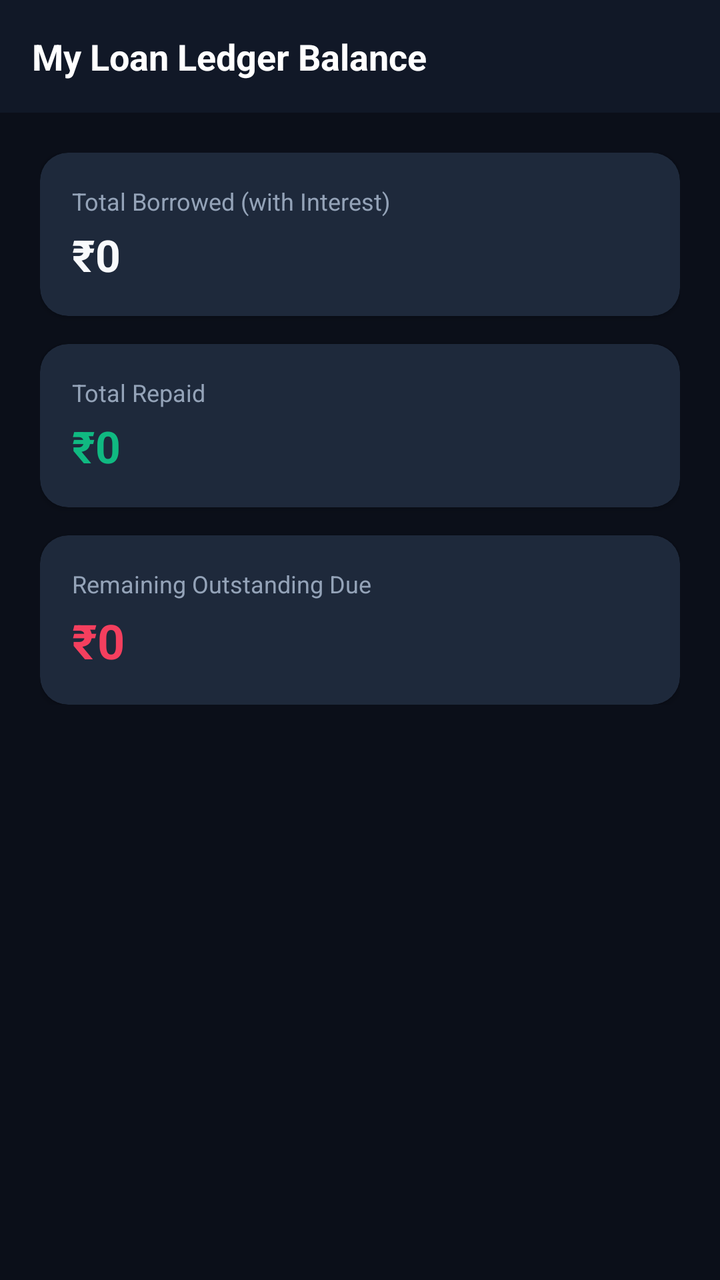
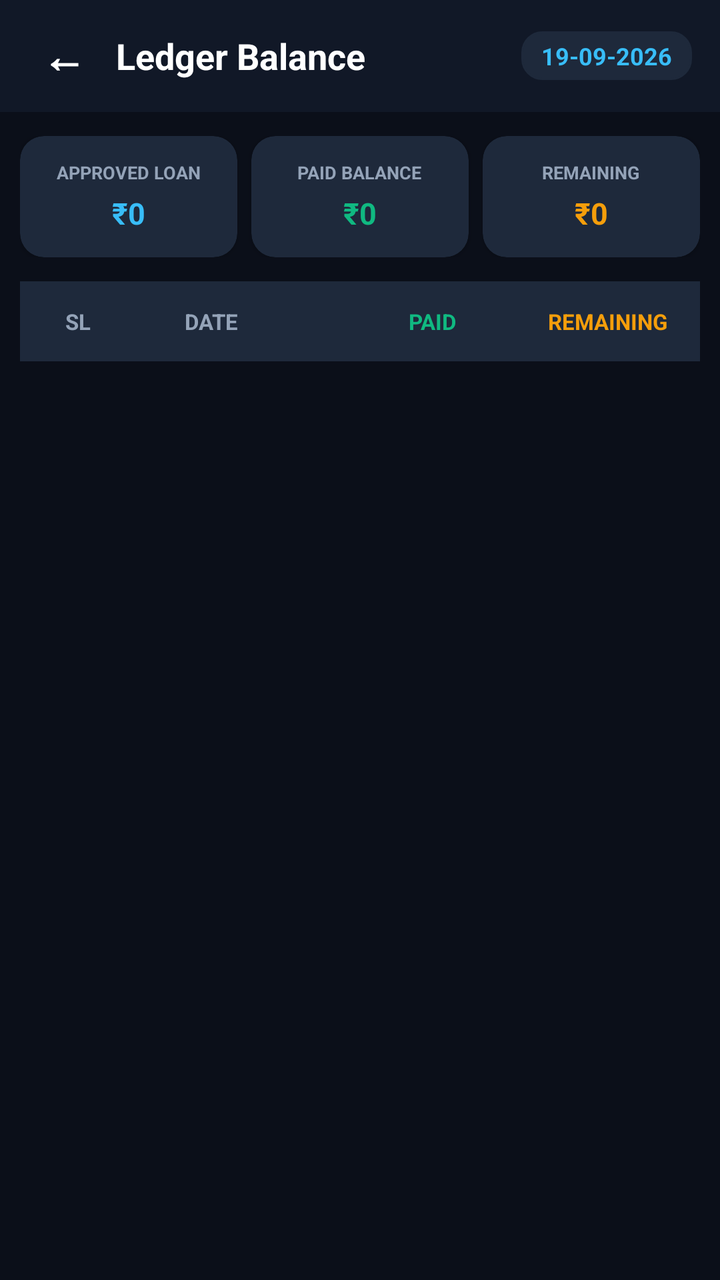

Before-and-after screenshots of an Android layout around one commit, followed by the original layout XML and the change that was made.
<!-- AndroidManifest.xml: application theme Theme.QuickLoan -->
<!-- res/layout/activity_customer_ledger.xml -->
<?xml version="1.0" encoding="utf-8"?>
<LinearLayout xmlns:android="http://schemas.android.com/apk/res/android"
    xmlns:app="http://schemas.android.com/apk/res-auto"
    android:layout_width="match_parent"
    android:layout_height="match_parent"
    android:background="@color/surface_bg"
    android:orientation="vertical">

    <TextView
        android:layout_width="match_parent"
        android:layout_height="wrap_content"
        android:background="@color/brand_primary"
        android:padding="16dp"
        android:text="My Loan Ledger Balance"
        android:textColor="#FFFFFF"
        android:textSize="18sp"
        android:textStyle="bold" />

    <LinearLayout
        android:layout_width="match_parent"
        android:layout_height="wrap_content"
        android:orientation="vertical"
        android:padding="20dp">

        <androidx.cardview.widget.CardView
            android:layout_width="match_parent"
            android:layout_height="wrap_content"
            android:layout_marginBottom="14dp"
            app:cardBackgroundColor="@color/card_bg"
            app:cardCornerRadius="14dp"
            app:cardElevation="2dp">
            <LinearLayout
                android:layout_width="match_parent"
                android:layout_height="wrap_content"
                android:orientation="vertical"
                android:padding="16dp">
                <TextView
                    android:layout_width="wrap_content"
                    android:layout_height="wrap_content"
                    android:text="Total Borrowed (with Interest)"
                    android:textColor="@color/text_muted"
                    android:textSize="12sp" />
                <TextView
                    android:id="@+id/tvLedgerBorrowed"
                    android:layout_width="wrap_content"
                    android:layout_height="wrap_content"
                    android:layout_marginTop="4dp"
                    android:text="₹0"
                    android:textColor="@color/text_main"
                    android:textSize="22sp"
                    android:textStyle="bold" />
            </LinearLayout>
        </androidx.cardview.widget.CardView>

        <androidx.cardview.widget.CardView
            android:layout_width="match_parent"
            android:layout_height="wrap_content"
            android:layout_marginBottom="14dp"
            app:cardBackgroundColor="@color/card_bg"
            app:cardCornerRadius="14dp"
            app:cardElevation="2dp">
            <LinearLayout
                android:layout_width="match_parent"
                android:layout_height="wrap_content"
                android:orientation="vertical"
                android:padding="16dp">
                <TextView
                    android:layout_width="wrap_content"
                    android:layout_height="wrap_content"
                    android:text="Total Repaid"
                    android:textColor="@color/text_muted"
                    android:textSize="12sp" />
                <TextView
                    android:id="@+id/tvLedgerPaid"
                    android:layout_width="wrap_content"
                    android:layout_height="wrap_content"
                    android:layout_marginTop="4dp"
                    android:text="₹0"
                    android:textColor="@color/brand_emerald"
                    android:textSize="22sp"
                    android:textStyle="bold" />
            </LinearLayout>
        </androidx.cardview.widget.CardView>

        <androidx.cardview.widget.CardView
            android:layout_width="match_parent"
            android:layout_height="wrap_content"
            app:cardBackgroundColor="@color/card_bg"
            app:cardCornerRadius="14dp"
            app:cardElevation="2dp">
            <LinearLayout
                android:layout_width="match_parent"
                android:layout_height="wrap_content"
                android:orientation="vertical"
                android:padding="16dp">
                <TextView
                    android:layout_width="wrap_content"
                    android:layout_height="wrap_content"
                    android:text="Remaining Outstanding Due"
                    android:textColor="@color/text_muted"
                    android:textSize="12sp" />
                <TextView
                    android:id="@+id/tvLedgerRemaining"
                    android:layout_width="wrap_content"
                    android:layout_height="wrap_content"
                    android:layout_marginTop="4dp"
                    android:text="₹0"
                    android:textColor="@color/brand_rose"
                    android:textSize="24sp"
                    android:textStyle="bold" />
            </LinearLayout>
        </androidx.cardview.widget.CardView>
    </LinearLayout>
</LinearLayout>
<!-- resources referenced by this layout -->
<resources>
  <color name="brand_emerald">#10B981</color>
  <color name="brand_primary">#111827</color>
  <color name="brand_rose">#F43F5E</color>
  <color name="card_bg">#1E293B</color>
  <color name="surface_bg">#0B0F19</color>
  <color name="text_main">#F8FAFC</color>
  <color name="text_muted">#94A3B8</color>
  <style name="Theme.QuickLoan" parent="Theme.AppCompat.DayNight.NoActionBar">
          
          <item name="android:windowBackground">@color/surface_bg</item>
          <item name="android:colorBackground">@color/surface_bg</item>
  
          
          <item name="colorPrimary">@color/header_bg</item>
          <item name="colorPrimaryDark">#070A10</item>
          <item name="colorAccent">@color/brand_accent</item>
  
          
          <item name="android:statusBarColor">@color/header_bg</item>
          <item name="android:navigationBarColor">#070A10</item>
          <item name="android:windowLightStatusBar">false</item>
      </style>
  <color name="header_bg">#111827</color>
  <color name="brand_accent">#38BDF8</color>
</resources>

<!-- the commit's change to res/layout/activity_customer_ledger.xml (unified diff, before → after) -->
@@ -3,112 +3,243 @@
     xmlns:app="http://schemas.android.com/apk/res-auto"
     android:layout_width="match_parent"
     android:layout_height="match_parent"
-    android:background="@color/surface_bg"
+    android:background="#0B0F19"
     android:orientation="vertical">
 
-    <TextView
+    
+    <LinearLayout
+        android:layout_width="match_parent"
+        android:layout_height="56dp"
+        android:background="#111827"
+        android:gravity="center_vertical"
+        android:orientation="horizontal"
+        android:paddingHorizontal="14dp">
+
+        <TextView
+            android:id="@+id/btnBackCustomerLedger"
+            android:layout_width="36dp"
+            android:layout_height="36dp"
+            android:gravity="center"
+            android:text="←"
+            android:textColor="#FFFFFF"
+            android:textSize="22sp"
+            android:textStyle="bold" />
+
+        <TextView
+            android:layout_width="0dp"
+            android:layout_height="wrap_content"
+            android:layout_marginStart="8dp"
+            android:layout_weight="1"
+            android:text="Ledger Balance"
+            android:textColor="#FFFFFF"
+            android:textSize="18sp"
+            android:textStyle="bold" />
+
+        <TextView
+            android:id="@+id/tvCustomerLedgerDate"
+            android:layout_width="wrap_content"
+            android:layout_height="wrap_content"
+            android:background="@drawable/edittext_bg"
+            android:backgroundTint="#1E293B"
+            android:paddingHorizontal="10dp"
+            android:paddingVertical="4dp"
+            android:text="19-09-2026"
+            android:textColor="#38BDF8"
+            android:textSize="12sp"
+            android:textStyle="bold" />
+    </LinearLayout>
+
+    
+    <LinearLayout
         android:layout_width="match_parent"
         android:layout_height="wrap_content"
-        android:background="@color/brand_primary"
-        android:padding="16dp"
-        android:text="My Loan Ledger Balance"
-        android:textColor="#FFFFFF"
-        android:textSize="18sp"
-        android:textStyle="bold" />
-
-    <LinearLayout
-        android:layout_width="match_parent"
-        android:layout_height="wrap_content"
-        android:orientation="vertical"
-        android:padding="20dp">
-
+        android:layout_marginHorizontal="10dp"
+        android:layout_marginTop="12dp"
+        android:layout_marginBottom="12dp"
+        android:orientation="horizontal">
+
+        
         <androidx.cardview.widget.CardView
-            android:layout_width="match_parent"
-            android:layout_height="wrap_content"
-            android:layout_marginBottom="14dp"
-            app:cardBackgroundColor="@color/card_bg"
-            app:cardCornerRadius="14dp"
+            android:layout_width="0dp"
+            android:layout_height="wrap_content"
+            android:layout_marginEnd="4dp"
+            android:layout_weight="1"
+            app:cardBackgroundColor="#1E293B"
+            app:cardCornerRadius="12dp"
             app:cardElevation="2dp">
+
             <LinearLayout
                 android:layout_width="match_parent"
                 android:layout_height="wrap_content"
+                android:gravity="center"
                 android:orientation="vertical"
-                android:padding="16dp">
-                <TextView
-                    android:layout_width="wrap_content"
-                    android:layout_height="wrap_content"
-                    android:text="Total Borrowed (with Interest)"
-                    android:textColor="@color/text_muted"
-                    android:textSize="12sp" />
-                <TextView
-                    android:id="@+id/tvLedgerBorrowed"
+                android:padding="12dp">
+
+                <TextView
+                    android:layout_width="wrap_content"
+                    android:layout_height="wrap_content"
+                    android:text="APPROVED LOAN"
+                    android:textColor="#94A3B8"
+                    android:textSize="9sp"
+                    android:textStyle="bold" />
+
+                <TextView
+                    android:id="@+id/tvCustApprovedLoan"
                     android:layout_width="wrap_content"
                     android:layout_height="wrap_content"
                     android:layout_marginTop="4dp"
                     android:text="₹0"
-                    android:textColor="@color/text_main"
-                    android:textSize="22sp"
+                    android:textColor="#38BDF8"
+                    android:textSize="15sp"
                     android:textStyle="bold" />
             </LinearLayout>
         </androidx.cardview.widget.CardView>
 
+        
         <androidx.cardview.widget.CardView
-            android:layout_width="match_parent"
-            android:layout_height="wrap_content"
-            android:layout_marginBottom="14dp"
-            app:cardBackgroundColor="@color/card_bg"
-            app:cardCornerRadius="14dp"
+            android:layout_width="0dp"
+            android:layout_height="wrap_content"
+            android:layout_marginHorizontal="3dp"
+            android:layout_weight="1"
+            app:cardBackgroundColor="#1E293B"
+            app:cardCornerRadius="12dp"
             app:cardElevation="2dp">
+
             <LinearLayout
                 android:layout_width="match_parent"
                 android:layout_height="wrap_content"
+                android:gravity="center"
                 android:orientation="vertical"
-                android:padding="16dp">
-                <TextView
-                    android:layout_width="wrap_content"
-                    android:layout_height="wrap_content"
-                    android:text="Total Repaid"
-                    android:textColor="@color/text_muted"
-                    android:textSize="12sp" />
-                <TextView
-                    android:id="@+id/tvLedgerPaid"
+                android:padding="12dp">
+
+                <TextView
+                    android:layout_width="wrap_content"
+                    android:layout_height="wrap_content"
+                    android:text="PAID BALANCE"
+                    android:textColor="#94A3B8"
+                    android:textSize="9sp"
+                    android:textStyle="bold" />
+
+                <TextView
+                    android:id="@+id/tvCustPaidBalance"
                     android:layout_width="wrap_content"
                     android:layout_height="wrap_content"
                     android:layout_marginTop="4dp"
                     android:text="₹0"
-                    android:textColor="@color/brand_emerald"
-                    android:textSize="22sp"
+                    android:textColor="#10B981"
+                    android:textSize="15sp"
                     android:textStyle="bold" />
             </LinearLayout>
         </androidx.cardview.widget.CardView>
 
+        
         <androidx.cardview.widget.CardView
-            android:layout_width="match_parent"
-            android:layout_height="wrap_content"
-            app:cardBackgroundColor="@color/card_bg"
-            app:cardCornerRadius="14dp"
+            android:layout_width="0dp"
+            android:layout_height="wrap_content"
+            android:layout_marginStart="4dp"
+            android:layout_weight="1"
+            app:cardBackgroundColor="#1E293B"
+            app:cardCornerRadius="12dp"
             app:cardElevation="2dp">
+
             <LinearLayout
                 android:layout_width="match_parent"
                 android:layout_height="wrap_content"
+                android:gravity="center"
                 android:orientation="vertical"
-                android:padding="16dp">
-                <TextView
-                    android:layout_width="wrap_content"
-                    android:layout_height="wrap_content"
-                    android:text="Remaining Outstanding Due"
-                    android:textColor="@color/text_muted"
-                    android:textSize="12sp" />
-                <TextView
-                    android:id="@+id/tvLedgerRemaining"
+                android:padding="12dp">
+
+                <TextView
+                    android:layout_width="wrap_content"
+                    android:layout_height="wrap_content"
+                    android:text="REMAINING"
+                    android:textColor="#94A3B8"
+                    android:textSize="9sp"
+                    android:textStyle="bold" />
+
+                <TextView
+                    android:id="@+id/tvCustRemainingBalance"
                     android:layout_width="wrap_content"
                     android:layout_height="wrap_content"
                     android:layout_marginTop="4dp"
                     android:text="₹0"
-                    android:textColor="@color/brand_rose"
-                    android:textSize="24sp"
+                    android:textColor="#F59E0B"
+                    android:textSize="15sp"
                     android:textStyle="bold" />
             </LinearLayout>
         </androidx.cardview.widget.CardView>
     </LinearLayout>
+
+    
+    <LinearLayout
+        android:layout_width="match_parent"
+        android:layout_height="40dp"
+        android:layout_marginHorizontal="10dp"
+        android:background="#1E293B"
+        android:gravity="center_vertical"
+        android:orientation="horizontal"
+        android:paddingHorizontal="10dp">
+
+        <TextView
+            android:layout_width="38dp"
+            android:layout_height="wrap_content"
+            android:gravity="center"
+            android:text="SL"
+            android:textColor="#94A3B8"
+            android:textSize="11sp"
+            android:textStyle="bold" />
+
+        <TextView
+            android:layout_width="95dp"
+            android:layout_height="wrap_content"
+            android:gravity="center"
+            android:text="DATE"
+            android:textColor="#94A3B8"
+            android:textSize="11sp"
+            android:textStyle="bold" />
+
+        <TextView
+            android:layout_width="0dp"
+            android:layout_height="wrap_content"
+            android:layout_weight="1"
+            android:gravity="end"
+            android:paddingEnd="10dp"
+            android:text="PAID"
+            android:textColor="#10B981"
+            android:textSize="11sp"
+            android:textStyle="bold" />
+
+        <TextView
+            android:layout_width="0dp"
+            android:layout_height="wrap_content"
+            android:layout_weight="1.2"
+            android:gravity="end"
+            android:paddingEnd="6dp"
+            android:text="REMAINING"
+            android:textColor="#F59E0B"
+            android:textSize="11sp"
+            android:textStyle="bold" />
+    </LinearLayout>
+
+    
+    <TextView
+        android:id="@+id/tvEmptyCustomerLedger"
+        android:layout_width="match_parent"
+        android:layout_height="wrap_content"
+        android:gravity="center"
+        android:padding="35dp"
+        android:text="No payment records found"
+        android:textColor="#64748B"
+        android:textSize="14sp"
+        android:visibility="gone" />
+
+    
+    <androidx.recyclerview.widget.RecyclerView
+        android:id="@+id/rvCustomerLedger"
+        android:layout_width="match_parent"
+        android:layout_height="match_parent"
+        android:layout_marginHorizontal="10dp"
+        android:clipToPadding="false"
+        android:paddingBottom="20dp" />
+
 </LinearLayout>
<!-- resource entries referenced after the edit -->
@@ -1,12 +1,14 @@
 <!-- resources referenced by this layout -->
 <resources>
-  <color name="brand_emerald">#10B981</color>
-  <color name="brand_primary">#111827</color>
-  <color name="brand_rose">#F43F5E</color>
-  <color name="card_bg">#1E293B</color>
+  <!-- drawable edittext_bg (drawable) -->
+  <?xml version="1.0" encoding="utf-8"?>
+  <shape xmlns:android="http://schemas.android.com/apk/res/android"
+      android:shape="rectangle">
+      <solid android:color="#1E293B" />
+      <stroke android:width="1dp" android:color="#475569" />
+      <corners android:radius="10dp" />
+  </shape>
   <color name="surface_bg">#0B0F19</color>
-  <color name="text_main">#F8FAFC</color>
-  <color name="text_muted">#94A3B8</color>
   <style name="Theme.QuickLoan" parent="Theme.AppCompat.DayNight.NoActionBar">
           
           <item name="android:windowBackground">@color/surface_bg</item>
